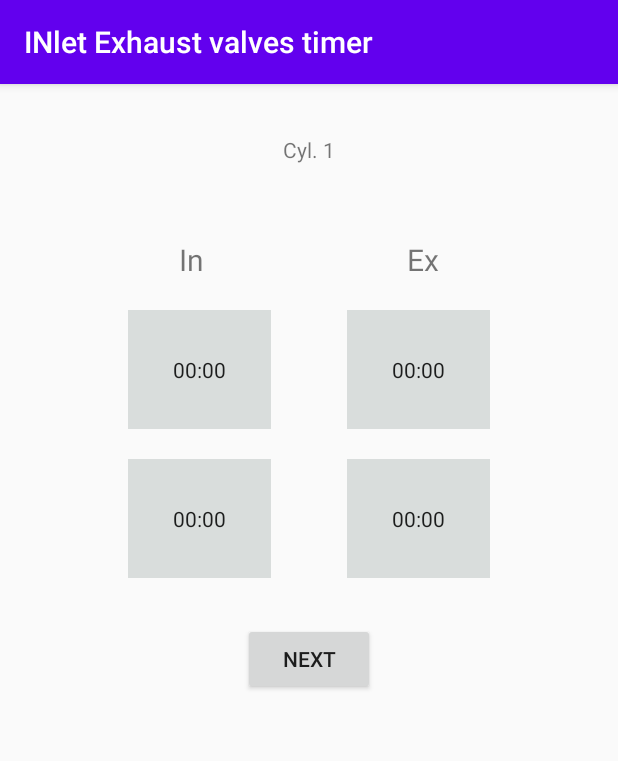
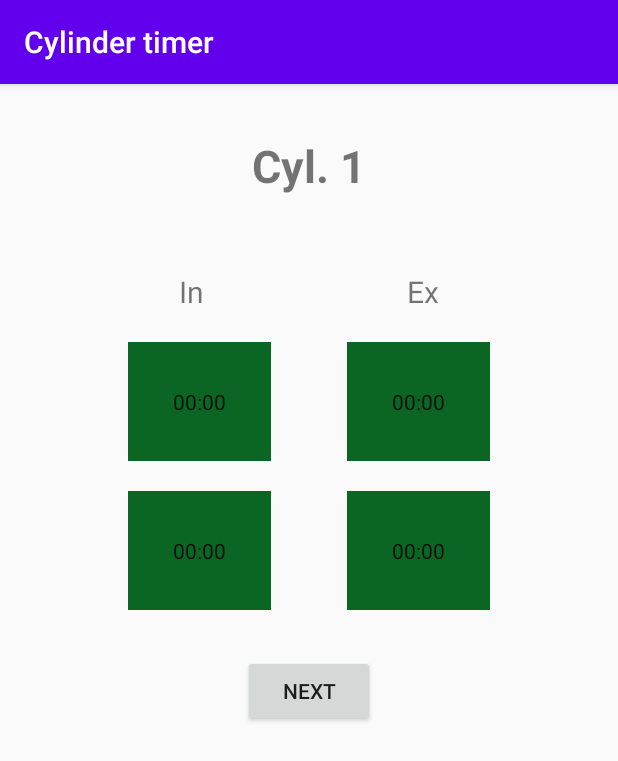
Before and after one commit to ValeraZPUA/INletExhaustValvesTimer, an Android app: the screen it shows after launch (MainActivity), on a phone screen of 412 x 824 dp. Shown: the top 761 px of the screen. Run offline under Robolectric (Android 15) with nearby library versions, the phone set to English and light mode, and no system bars.

Commit message:
app icon and name, change chronometers design, add styles, fixed bug with results, add double click exit

```diff
--- a/app/src/main/AndroidManifest.xml
+++ b/app/src/main/AndroidManifest.xml
@@ -2,9 +2,11 @@
 <manifest xmlns:android="http://schemas.android.com/apk/res/android"
     package="edu.example.inletexhaustvalvestimer">
 
+    <uses-permission android:name="android.permission.VIBRATE" />
+
     <application
         android:allowBackup="true"
-        android:icon="@mipmap/ic_launcher"
+        android:icon="@mipmap/chronometer"
         android:label="@string/app_name"
         android:roundIcon="@mipmap/ic_launcher_round"
         android:supportsRtl="true"
--- a/app/src/main/java/edu/example/inletexhaustvalvestimer/MainActivity.kt
+++ b/app/src/main/java/edu/example/inletexhaustvalvestimer/MainActivity.kt
@@ -1,13 +1,16 @@
 package edu.example.inletexhaustvalvestimer
 
 import android.os.Bundle
+import android.os.Handler
 import android.util.Log
+import android.widget.Toast
 import androidx.appcompat.app.AppCompatActivity
 import edu.example.inletexhaustvalvestimer.models.ValveStore
 import edu.example.inletexhaustvalvestimer.view.valvesFragment.ValvesFragment
 
+class MainActivity : AppCompatActivity() {
 
-class MainActivity : AppCompatActivity() {
+    private var doubleBackToExitPressedOnce = false
 
     override fun onCreate(savedInstanceState: Bundle?) {
         super.onCreate(savedInstanceState)
@@ -21,9 +24,15 @@ class MainActivity : AppCompatActivity() {
             .commit()
     }
 
-    /*override fun onDestroy() {
-        super.onDestroy()
-        Log.d("tag", "onDestroy")
-        ValveStore.clearData()
-    }*/
+    override fun onBackPressed() {
+        if (doubleBackToExitPressedOnce) {
+            super.onBackPressed()
+            return
+        }
+
+        this.doubleBackToExitPressedOnce = true
+        Toast.makeText(this, getString(R.string.double_click_exit), Toast.LENGTH_SHORT).show()
+
+        Handler().postDelayed(Runnable { doubleBackToExitPressedOnce = false }, 2000)
+    }
 }
--- a/app/src/main/java/edu/example/inletexhaustvalvestimer/view/resultFragment/ResultAdapter.kt
+++ b/app/src/main/java/edu/example/inletexhaustvalvestimer/view/resultFragment/ResultAdapter.kt
@@ -42,4 +42,9 @@ class ResultAdapter(private val resultList: ArrayList<ScreenValues>) :
     }
 
     class ViewHolder(view: View) : RecyclerView.ViewHolder(view)
+
+    fun clearData() {
+        resultList.clear()
+        notifyDataSetChanged()
+    }
 }
--- a/app/src/main/res/layout/fragment_valves.xml
+++ b/app/src/main/res/layout/fragment_valves.xml
@@ -11,10 +11,11 @@
 
     <TextView
         android:id="@+id/title"
+        style="@style/TitleStyle"
         android:layout_width="wrap_content"
         android:layout_height="wrap_content"
-        android:padding="30dp"
-        tools:text="Unit #1" />
+        android:gravity="center_horizontal"
+        tools:text="Unit \n#1" />
 
     <androidx.constraintlayout.widget.ConstraintLayout
         android:id="@+id/timerContainer"
@@ -22,23 +23,23 @@
         android:layout_height="wrap_content">
 
         <TextView
-            android:textSize="20sp"
             android:id="@+id/textView"
             android:layout_width="wrap_content"
             android:layout_height="wrap_content"
             android:layout_margin="20dp"
             android:text="@string/in"
+            android:textSize="20sp"
             app:layout_constraintEnd_toStartOf="@id/textView2"
             app:layout_constraintStart_toStartOf="parent"
             app:layout_constraintTop_toTopOf="parent" />
 
         <TextView
-            android:textSize="20sp"
             android:id="@+id/textView2"
-            android:layout_margin="20dp"
             android:layout_width="wrap_content"
             android:layout_height="wrap_content"
+            android:layout_margin="20dp"
             android:text="@string/ex"
+            android:textSize="20sp"
             app:layout_constraintEnd_toEndOf="parent"
             app:layout_constraintStart_toEndOf="@+id/textView"
             app:layout_constraintTop_toTopOf="parent" />
@@ -46,56 +47,44 @@
 
         <Chronometer
             android:id="@+id/chronometerFirstIn"
+            style="@style/ChronometerStyleIn"
             android:layout_width="wrap_content"
             android:layout_height="wrap_content"
-            android:layout_marginTop="20dp"
-            android:layout_marginStart="30dp"
             android:layout_weight="0"
-            android:background="@color/gray"
             android:format="@string/chronometer_initial_format"
-            android:padding="30dp"
             app:layout_constraintEnd_toStartOf="@id/chronometerFirstEx"
             app:layout_constraintStart_toStartOf="parent"
             app:layout_constraintTop_toBottomOf="@id/textView" />
 
         <Chronometer
             android:id="@+id/chronometerFirstEx"
+            style="@style/ChronometerStyleEx"
             android:layout_width="wrap_content"
             android:layout_height="wrap_content"
-            android:layout_marginTop="20dp"
-            android:layout_marginEnd="30dp"
             android:layout_weight="0"
-            android:background="@color/gray"
             android:format="@string/chronometer_initial_format"
-            android:padding="30dp"
             app:layout_constraintEnd_toEndOf="parent"
             app:layout_constraintStart_toEndOf="@+id/chronometerFirstIn"
             app:layout_constraintTop_toBottomOf="@id/textView2" />
 
         <Chronometer
             android:id="@+id/chronometerSecondIn"
+            style="@style/ChronometerStyleIn"
             android:layout_width="wrap_content"
             android:layout_height="wrap_content"
-            android:layout_marginTop="20dp"
-            android:layout_marginStart="30dp"
             android:layout_weight="0"
-            android:background="@color/gray"
             android:format="@string/chronometer_initial_format"
-            android:padding="30dp"
             app:layout_constraintEnd_toStartOf="@id/chronometerSecondEx"
             app:layout_constraintStart_toStartOf="parent"
             app:layout_constraintTop_toBottomOf="@+id/chronometerFirstIn" />
 
         <Chronometer
             android:id="@+id/chronometerSecondEx"
+            style="@style/ChronometerStyleEx"
             android:layout_width="wrap_content"
             android:layout_height="wrap_content"
-            android:layout_marginTop="20dp"
-            android:layout_marginEnd="30dp"
             android:layout_weight="0"
-            android:background="@color/gray"
             android:format="@string/chronometer_initial_format"
-            android:padding="30dp"
             app:layout_constraintEnd_toEndOf="parent"
             app:layout_constraintStart_toEndOf="@+id/chronometerSecondIn"
             app:layout_constraintTop_toBottomOf="@+id/chronometerFirstEx" />
--- a/app/src/main/res/values/colors.xml
+++ b/app/src/main/res/values/colors.xml
@@ -4,4 +4,7 @@
     <color name="colorPrimaryDark">#3700B3</color>
     <color name="colorAccent">#03DAC5</color>
     <color name="gray">#D9DDDC</color>
+    <color name="green">#0B6623</color>
+    <color name="yellow">#FDA50F</color>
+    <color name="red">#FF0800</color>
 </resources>
--- /dev/null
+++ b/app/src/main/res/values/dimens.xml
@@ -0,0 +1,10 @@
+<?xml version="1.0" encoding="utf-8"?>
+<resources>
+    <dimen name="chronometer_margin_top">20dp</dimen>
+    <dimen name="chronometer_margin_start">30dp</dimen>
+    <dimen name="chronometer_margin_end">30dp</dimen>
+    <dimen name="chronometer_padding">30dp</dimen>
+    <dimen name="title_text_size">30sp</dimen>
+
+
+</resources>
--- a/app/src/main/res/values/strings.xml
+++ b/app/src/main/res/values/strings.xml
@@ -1,5 +1,5 @@
 <resources xmlns:xliff="urn:oasis:names:tc:xliff:document:1.2">
-    <string name="app_name">INlet Exhaust valves timer</string>
+    <string name="app_name">Cylinder timer</string>
 
     <string name="chronometer_start">Start</string>
     <string name="chronometer_stop">Stop</string>
@@ -16,8 +16,8 @@
     <string name="unit">Cyl. %s</string>
     <string name="result">Result</string>
 
-    <!-- TODO: Remove or change this placeholder text -->
     <string name="hello_blank_fragment">Hello blank fragment</string>
     <string name="results">RESULTS</string>
+    <string name="double_click_exit">Please click BACK again to exit</string>
 
 </resources>
--- a/app/src/main/res/values/styles.xml
+++ b/app/src/main/res/values/styles.xml
@@ -8,8 +8,25 @@
         <item name="colorAccent">@color/colorAccent</item>
     </style>
 
-    <style name = "TimerStyle">
+    <style name="ChronometerStyle">
+        <item name="android:padding">@dimen/chronometer_padding</item>
+        <item name="android:background">@color/green</item>
+    </style>
 
+    <style name="ChronometerStyleIn" parent="ChronometerStyle">
+        <item name="android:layout_marginTop">@dimen/chronometer_margin_top</item>
+        <item name="android:layout_marginStart">@dimen/chronometer_margin_start</item>
+    </style>
+
+    <style name="ChronometerStyleEx" parent="ChronometerStyle">
+        <item name="android:layout_marginTop">@dimen/chronometer_margin_top</item>
+        <item name="android:layout_marginEnd">@dimen/chronometer_margin_end</item>
+    </style>
+
+    <style name="TitleStyle">
+        <item name="android:padding">@dimen/chronometer_padding</item>
+        <item name="android:textSize">@dimen/title_text_size</item>
+        <item name="android:textStyle">bold</item>
     </style>
 
 </resources>
```
Also changed, not shown: app/src/main/java/edu/example/inletexhaustvalvestimer/view/resultFragment/ResultFragment.kt (+6 -2 lines), app/src/main/java/edu/example/inletexhaustvalvestimer/view/valvesFragment/ValvesFragment.kt (+50 -29 lines), app/src/main/res/drawable-v24/chronometer.png (added), app/src/main/res/mipmap-xxhdpi/chronometer.png (added).
